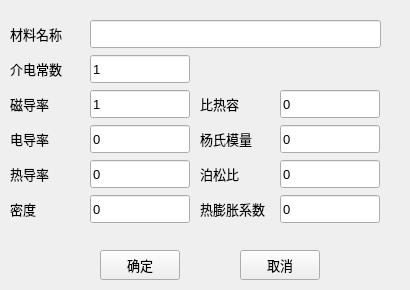
Old version of the form UI/frmMediaIsotropic.ui in the repository dave-jdx/m_dgtd.
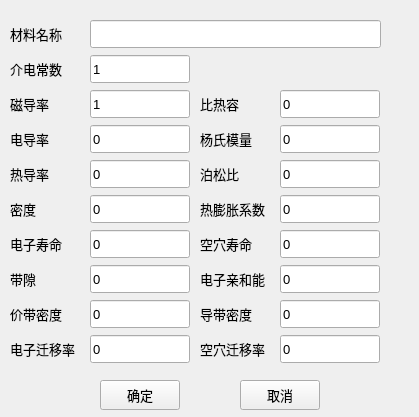
New version of the form.

```diff
--- a/UI/frmMediaIsotropic.ui
+++ b/UI/frmMediaIsotropic.ui
@@ -6,8 +6,8 @@
    <rect>
     <x>0</x>
     <y>0</y>
-    <width>410</width>
-    <height>290</height>
+    <width>419</width>
+    <height>417</height>
    </rect>
   </property>
   <property name="font">
@@ -49,7 +49,7 @@
     <property name="geometry">
      <rect>
       <x>240</x>
-      <y>250</y>
+      <y>380</y>
       <width>80</width>
       <height>30</height>
      </rect>
@@ -62,7 +62,7 @@
     <property name="geometry">
      <rect>
       <x>100</x>
-      <y>250</y>
+      <y>380</y>
       <width>80</width>
       <height>30</height>
      </rect>
@@ -305,6 +305,214 @@
      <string>热膨胀系数</string>
     </property>
    </widget>
+   <widget class="QLineEdit" name="txt_s_e_lifetime">
+    <property name="geometry">
+     <rect>
+      <x>90</x>
+      <y>230</y>
+      <width>100</width>
+      <height>28</height>
+     </rect>
+    </property>
+    <property name="text">
+     <string>0</string>
+    </property>
+   </widget>
+   <widget class="QLabel" name="label_11">
+    <property name="geometry">
+     <rect>
+      <x>10</x>
+      <y>230</y>
+      <width>71</width>
+      <height>28</height>
+     </rect>
+    </property>
+    <property name="text">
+     <string>电子寿命</string>
+    </property>
+   </widget>
+   <widget class="QLabel" name="label_12">
+    <property name="geometry">
+     <rect>
+      <x>200</x>
+      <y>230</y>
+      <width>71</width>
+      <height>28</height>
+     </rect>
+    </property>
+    <property name="text">
+     <string>空穴寿命</string>
+    </property>
+   </widget>
+   <widget class="QLineEdit" name="txt_s_h_lifetime">
+    <property name="geometry">
+     <rect>
+      <x>280</x>
+      <y>230</y>
+      <width>100</width>
+      <height>28</height>
+     </rect>
+    </property>
+    <property name="text">
+     <string>0</string>
+    </property>
+   </widget>
+   <widget class="QLineEdit" name="txt_s_bandgap">
+    <property name="geometry">
+     <rect>
+      <x>90</x>
+      <y>265</y>
+      <width>100</width>
+      <height>28</height>
+     </rect>
+    </property>
+    <property name="text">
+     <string>0</string>
+    </property>
+   </widget>
+   <widget class="QLabel" name="label_13">
+    <property name="geometry">
+     <rect>
+      <x>10</x>
+      <y>265</y>
+      <width>71</width>
+      <height>28</height>
+     </rect>
+    </property>
+    <property name="text">
+     <string>带隙</string>
+    </property>
+   </widget>
+   <widget class="QLabel" name="label_14">
+    <property name="geometry">
+     <rect>
+      <x>200</x>
+      <y>265</y>
+      <width>71</width>
+      <height>28</height>
+     </rect>
+    </property>
+    <property name="text">
+     <string>电子亲和能</string>
+    </property>
+   </widget>
+   <widget class="QLineEdit" name="txt_s_e_affinity">
+    <property name="geometry">
+     <rect>
+      <x>280</x>
+      <y>265</y>
+      <width>100</width>
+      <height>28</height>
+     </rect>
+    </property>
+    <property name="text">
+     <string>0</string>
+    </property>
+   </widget>
+   <widget class="QLineEdit" name="txt_s_e_v_band">
+    <property name="geometry">
+     <rect>
+      <x>90</x>
+      <y>300</y>
+      <width>100</width>
+      <height>28</height>
+     </rect>
+    </property>
+    <property name="text">
+     <string>0</string>
+    </property>
+   </widget>
+   <widget class="QLabel" name="label_15">
+    <property name="geometry">
+     <rect>
+      <x>10</x>
+      <y>300</y>
+      <width>71</width>
+      <height>28</height>
+     </rect>
+    </property>
+    <property name="text">
+     <string>价带密度</string>
+    </property>
+   </widget>
+   <widget class="QLabel" name="label_16">
+    <property name="geometry">
+     <rect>
+      <x>200</x>
+      <y>300</y>
+      <width>71</width>
+      <height>28</height>
+     </rect>
+    </property>
+    <property name="text">
+     <string>导带密度</string>
+    </property>
+   </widget>
+   <widget class="QLineEdit" name="txt_s_e_c_band">
+    <property name="geometry">
+     <rect>
+      <x>280</x>
+      <y>300</y>
+      <width>100</width>
+      <height>28</height>
+     </rect>
+    </property>
+    <property name="text">
+     <string>0</string>
+    </property>
+   </widget>
+   <widget class="QLabel" name="label_17">
+    <property name="geometry">
+     <rect>
+      <x>200</x>
+      <y>335</y>
+      <width>71</width>
+      <height>28</height>
+     </rect>
+    </property>
+    <property name="text">
+     <string>空穴迁移率</string>
+    </property>
+   </widget>
+   <widget class="QLabel" name="label_18">
+    <property name="geometry">
+     <rect>
+      <x>10</x>
+      <y>335</y>
+      <width>71</width>
+      <height>28</height>
+     </rect>
+    </property>
+    <property name="text">
+     <string>电子迁移率</string>
+    </property>
+   </widget>
+   <widget class="QLineEdit" name="txt_s_h_mobility">
+    <property name="geometry">
+     <rect>
+      <x>280</x>
+      <y>335</y>
+      <width>100</width>
+      <height>28</height>
+     </rect>
+    </property>
+    <property name="text">
+     <string>0</string>
+    </property>
+   </widget>
+   <widget class="QLineEdit" name="txt_s_e_mobility">
+    <property name="geometry">
+     <rect>
+      <x>90</x>
+      <y>335</y>
+      <width>100</width>
+      <height>28</height>
+     </rect>
+    </property>
+    <property name="text">
+     <string>0</string>
+    </property>
+   </widget>
   </widget>
  </widget>
  <resources/>
```
